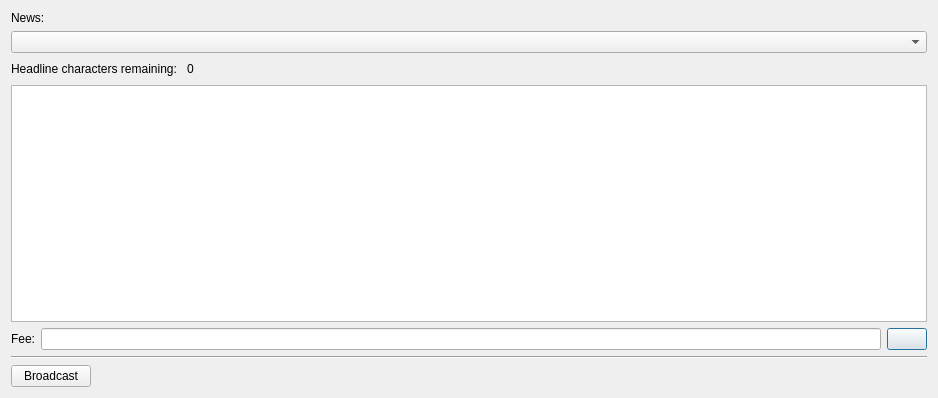
First picture: the form in src/qt/forms/createnewsdialog.ui, repository torkelrogstad/mainchain, before the edit.
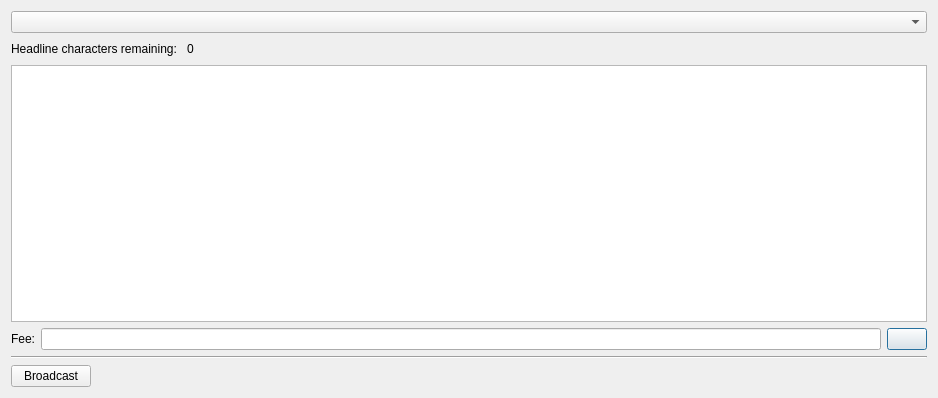
Second picture: the form after the edit. Icons and pictures are not drawn. Custom widgets are drawn as their Qt base class.

Commit message: Add help text to createnewsdialog & remove label

```diff
--- a/src/qt/forms/createnewsdialog.ui
+++ b/src/qt/forms/createnewsdialog.ui
@@ -14,13 +14,6 @@
    <string>Broadcast News</string>
   </property>
   <layout class="QVBoxLayout" name="verticalLayout">
-   <item>
-    <widget class="QLabel" name="label">
-     <property name="text">
-      <string>News:</string>
-     </property>
-    </widget>
-   </item>
    <item>
     <widget class="QComboBox" name="comboBoxCategory"/>
    </item>
```
The commit also changes 1 other file.
